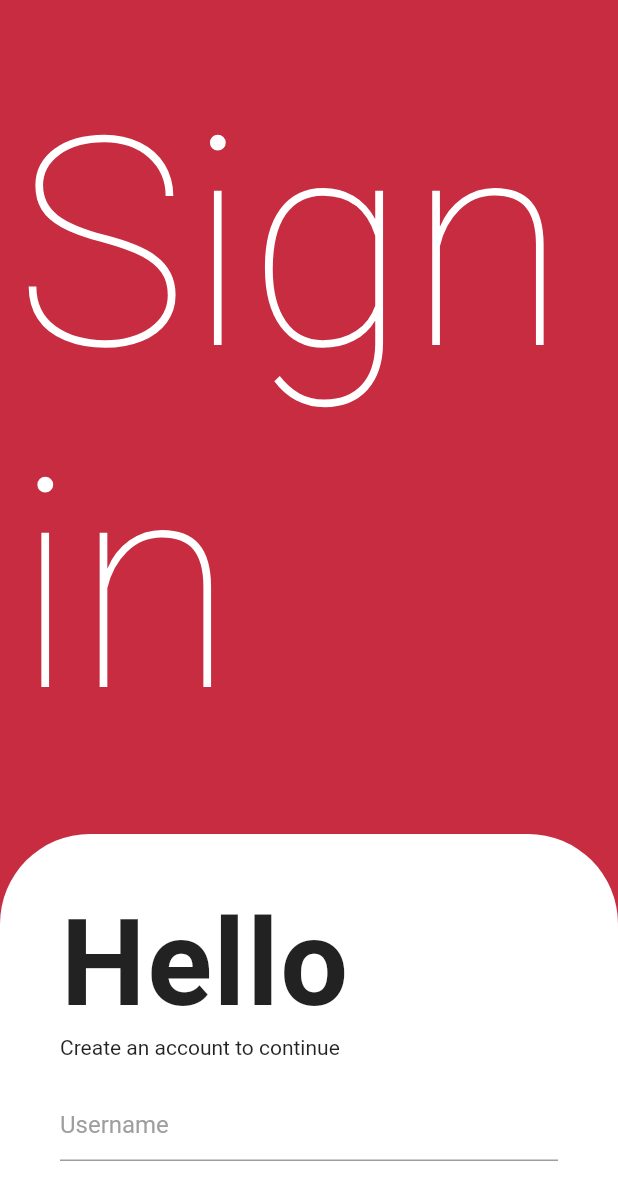
After one commit to mukireus/flutter_ui_template_login, a Flutter app: the WatermelonLogin screen opened directly, on a phone screen of 412 x 824 dp. The commit adds this screen. Shown: the top 1200 px of the screen. Run offline on Flutter 3.47's test engine with Material 2 defaults, Android fonts, the phone set to English and light mode, and no system bars; our stand-ins replace flutter_screenutil; missing offline and left inert: polygon_clipper.

Commit message:
added watermelon screen

```diff
--- a/lib/home_list.dart
+++ b/lib/home_list.dart
@@ -7,6 +7,7 @@ import 'package:flutter_template_login/screens/grape_login.dart';
 import 'package:flutter_template_login/screens/muz_login.dart';
 import 'package:flutter_template_login/screens/pomegranate_login.dart';
 import 'package:flutter_template_login/screens/strawberry_login.dart';
+import 'package:flutter_template_login/screens/watermelon_login.dart';
 import 'package:flutter_template_login/ui/ui_helper.dart';
 
 import 'screens/apple_login.dart';
@@ -56,6 +57,10 @@ class HomeList {
     HomeList(
       imagePath: UIHelper.applePhoto,
       navigateScreen: AppleLogin(),
+    ),
+    HomeList(
+      imagePath: UIHelper.watermelonPhoto,
+      navigateScreen: WatermelonLogin(),
     )
   ];
 }
--- a/lib/screens/apple_login.dart
+++ b/lib/screens/apple_login.dart
@@ -4,7 +4,6 @@ import 'package:flutter_template_login/ui/ui_helper.dart';
 import 'package:flutter_template_login/ui/widgets/forgetPassButton_widget.dart';
 import 'package:polygon_clipper/polygon_border.dart';
 import 'package:polygon_clipper/polygon_clipper.dart';
-import 'dart:ui' as ui;
 
 class AppleLogin extends StatefulWidget {
   @override
--- /dev/null
+++ b/lib/screens/watermelon_login.dart
@@ -0,0 +1,130 @@
+import 'package:flutter/material.dart';
+import 'package:flutter_screenutil/flutter_screenutil.dart';
+import 'package:flutter_template_login/ui/ui_helper.dart';
+import 'package:flutter_template_login/ui/widgets/button_widgets.dart';
+import 'package:flutter_template_login/ui/widgets/forgetPassButton_widget.dart';
+
+class WatermelonLogin extends StatefulWidget {
+  @override
+  _WatermelonLoginState createState() => _WatermelonLoginState();
+}
+
+class _WatermelonLoginState extends State<WatermelonLogin> {
+  @override
+  Widget build(BuildContext context) {
+    ScreenUtil.instance.init(context);
+    return Scaffold(
+      body: Container(
+        color: UIHelper.WATERMELON_PRIMARY_COLOR,
+        child: Column(
+          children: <Widget>[_topBar, _bottomBar],
+        ),
+      ),
+    );
+  }
+
+  Widget get _topBar => Center(
+        child: Padding(
+          padding: const EdgeInsets.fromLTRB(10, 50, 10, 50),
+          child: Text(
+            UIHelper.signInLower,
+            style: TextStyle(
+              color: Colors.white,
+              fontSize: UIHelper.dynamicSp(170),
+              fontWeight: FontWeight.w200,
+            ),
+          ),
+        ),
+      );
+  Widget get _bottomBar => Expanded(
+        child: Container(
+          width: double.infinity,
+          height: double.infinity,
+          decoration: BoxDecoration(
+              color: Colors.white,
+              borderRadius: BorderRadius.only(
+                  topLeft: Radius.circular(60), topRight: Radius.circular(60))),
+          child: Padding(
+            padding: const EdgeInsets.all(40.0),
+            child: SingleChildScrollView(
+              child: Column(
+                mainAxisAlignment: MainAxisAlignment.center,
+                crossAxisAlignment: CrossAxisAlignment.start,
+                children: <Widget>[
+                  new Text(
+                    UIHelper.hello,
+                    style: TextStyle(
+                        fontSize: UIHelper.dynamicSp(70),
+                        fontWeight: FontWeight.bold,
+                        letterSpacing: 1),
+                  ),
+                  new Text("Create an account to continue"),
+                  _textField(UIHelper.username, false),
+                  _textField(UIHelper.password, true),
+                  new ForgetPasswordButton(
+                    color: UIHelper.WATERMELON_PRIMARY_COLOR,
+                    rightPadding: 0,
+                  ),
+                  _loginButton,
+                ],
+              ),
+            ),
+          ),
+        ),
+      );
+
+  Widget _textField(String text, bool obscure) => Padding(
+        padding: const EdgeInsets.fromLTRB(0, 20, 0, 10),
+        child: TextField(
+          style: TextStyle(color: Colors.grey),
+          textAlign: TextAlign.left,
+          obscureText: obscure,
+          autocorrect: false,
+          cursorColor: Colors.grey,
+          maxLines: 1,
+          decoration: InputDecoration(
+            border: new UnderlineInputBorder(
+                borderSide: new BorderSide(color: Colors.grey)),
+            hintText: text,
+            hintStyle: TextStyle(color: Colors.grey),
+          ),
+        ),
+      );
+
+  Widget get _loginButton => Center(
+        child: Padding(
+            padding: EdgeInsets.only(top: 70),
+            child: SizedBox(
+              height: 50,
+              width: double.infinity,
+              child: Container(
+                decoration: BoxDecoration(
+                  boxShadow: [
+                    BoxShadow(
+                      color: UIHelper.WATERMELON_SHADOW,
+                      blurRadius:
+                          10.0, // has the effect of softening the shadow
+                      spreadRadius:
+                          1.0, // has the effect of extending the shadow
+                      offset: Offset(
+                        0.0, // horizontal, move right 10
+                        5.0, // vertical, move down 10
+                      ),
+                    ),
+                  ],
+                ),
+                child: RaisedButton(
+                  color: UIHelper.WATERMELON_PRIMARY_COLOR,
+                  shape: RoundedRectangleBorder(
+                      borderRadius: new BorderRadius.circular(50.0)),
+                  onPressed: () {},
+                  child: Text(
+                    UIHelper.signInLower,
+                    style: TextStyle(
+                        fontSize: 20, color: UIHelper.SPOTIFY_TEXT_COLOR),
+                  ),
+                ),
+              ),
+            )),
+      );
+}
--- a/lib/ui/ui_helper.dart
+++ b/lib/ui/ui_helper.dart
@@ -6,14 +6,15 @@ class UIHelper {
   static final String createAccount = "Create\nAccount";
   static final String welcomeBack = "Welcome\nBack";
   static final String name = "Name";
+  static final String hello = "Hello";
   static final String email = "Email address";
   static final String username = "Username";
   static final String password = "Password";
   static final String login = "Login";
   static final String signIn = "Sign In";
   static final String signUp = "SIGN UP";
-  static final String signInLower = "Sign In";
-  static final String signUpLower = "Sign Up";
+  static final String signInLower = "Sign in";
+  static final String signUpLower = "Sign up";
   static final String stayLoggedIn = "Stay Logged In";
   static final String forgetPassword = "Forget Password?";
   static final String loginSpotify = "LOG IN WITH SPOTIFY ";
@@ -32,6 +33,7 @@ class UIHelper {
   static final String figPhoto = "assets/images/fig_login.png";
   static final String cherryPhoto = "assets/images/cherry_login.png";
   static final String applePhoto = "assets/images/apple_login.png";
+  static final String watermelonPhoto = "assets/images/watermelon_login.png";
   static final String noPhoto = "assets/images/no_photo.png";
   static final String scooter = "assets/drawable/scooter.png";
 
@@ -67,20 +69,24 @@ class UIHelper {
   static const Color APRICOT_SHADOW_COLOR = Color(0x60FF5E7A);
   static const Color APRICOT_TEXT_COLOR = Color(0xFFC2C2C2);
 
-// FIG LOGIN COLORS
+  // FIG LOGIN COLORS
   static const Color FIG_PRIMARY_COLOR = Color(0xFF182058);
   static const Color FIG_SECONDARY_COLOR = Color(0xFFE03E3E);
   static const Color FIG_SHADOW_COLOR = Color(0x60FF5E7A);
   static const Color FIG_TEXT_COLOR = Color(0xFF9E9D9D);
   static const Color FIG_FORGET_TEXT_COLOR = Color(0xFF38B5F2);
 
-// CHERRY LOGIN COLORS
+  // CHERRY LOGIN COLORS
   static const Color CHERRY_PRIMARY_COLOR = Color(0xFF1566E0);
   static const Color CHERRY_INPUT_TEXT_COLOR = Color(0xFF1EA5FF);
 
-// APPLE LOGIN COLORS
+  // APPLE LOGIN COLORS
   static const Color APPLE_GRADIENT_COLOR_ONE = Color(0xFFFBC79A);
   static const Color APPLE_GRADIENT_COLOR_TWO = Color(0xFFDD5671);
+
+  // WATERMELON LOGIN COLORS
+  static const Color WATERMELON_PRIMARY_COLOR = Color(0xFFC72C41);
+  static const Color WATERMELON_SHADOW = Color(0x40C72C41);
 
   // GLOBAL COLORS
   static const Color SPOTIFY_COLOR = Color(0xFF1DB954);
```
Also changed, not shown: assets/images/watermelon_login.png (added).
